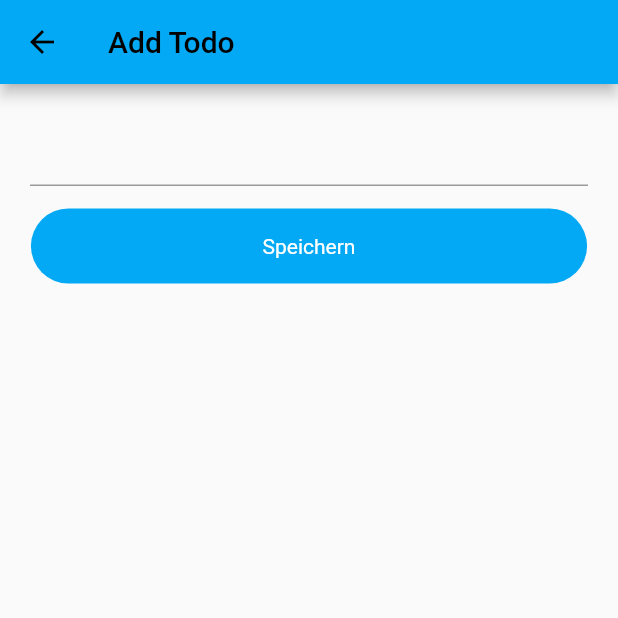
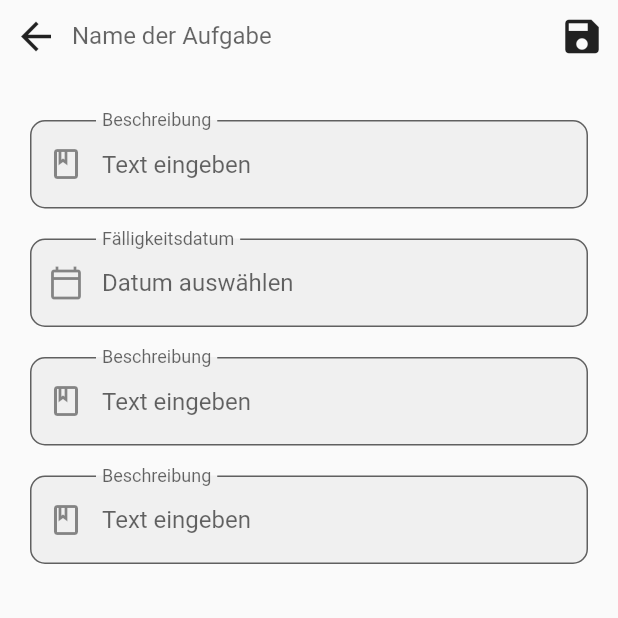
Before and after one commit to tiptr/LearnBuddy, a Flutter app: the TaskAddScreen screen opened directly, on a phone screen of 412 x 824 dp, the top half of it. Run offline on Flutter 3.47's test engine with Material 2 defaults, Android fonts, the phone set to English and light mode, and no system bars; our stand-ins replace bloc, equatable, flutter_bloc, sqflite; accounts and stored records are empty.

Commit message:
76-ui-add-task: Implementing header and 2 of 4 input fields

```diff
--- a/learning_app/lib/features/tasks/screens/task_add_screen.dart
+++ b/learning_app/lib/features/tasks/screens/task_add_screen.dart
@@ -1,53 +1,101 @@
 import 'package:flutter/material.dart';
-import 'package:flutter_bloc/flutter_bloc.dart';
-import 'package:learning_app/features/tasks/bloc/task_cubit.dart';
+import 'package:learning_app/features/tasks/widgets/task_add_app_bar.dart';
 
-class TaskAddScreen extends StatelessWidget {
-  TaskAddScreen({Key? key}) : super(key: key);
+class TaskAddScreen extends StatefulWidget {
+  const TaskAddScreen({Key? key}) : super(key: key);
 
-  // Controller that handles text input events and state
-  final _controller = TextEditingController();
+  @override
+  State<TaskAddScreen> createState() => _TaskAddScreenState();
+}
+
+class _TaskAddScreenState extends State<TaskAddScreen> {
+  final _nameController = TextEditingController();
+
+  DateTime? selectedDate;
 
   @override
   Widget build(BuildContext context) {
     return Scaffold(
-      appBar: AppBar(
-        title: const Text("Add Todo"),
-      ),
-      body: Container(
-        margin: const EdgeInsets.all(20.0),
-        child: Column(
-          children: [
-            TextField(
-              controller: _controller,
-            ),
-            const SizedBox(height: 15.0),
-            InkWell(
-              onTap: () => {
-                BlocProvider.of<TaskCubit>(context)
-                    .createTask(_controller.text)
-                    .whenComplete(() => Navigator.pop(context))
-              },
-              child: _submitButtonWidget(context),
-            ),
-          ],
+      appBar: CustomAppBar(textController: _nameController),
+      body: SingleChildScrollView(
+        child: Container(
+          margin: const EdgeInsets.all(20.0),
+          child: Column(
+            children: [
+              _generateTextField(context: context),
+              const SizedBox(height: 20.0),
+              _generateDateField(
+                selectedDate: selectedDate,
+                context: context,
+                onSelect: (DateTime datetime) {
+                  setState(() {
+                    selectedDate = datetime;
+                  });
+                },
+              ),
+              const SizedBox(height: 20.0),
+              _generateTextField(context: context),
+              const SizedBox(height: 20.0),
+              _generateTextField(context: context),
+            ],
+          ),
         ),
       ),
     );
   }
 
-  Widget _submitButtonWidget(BuildContext context) {
-    return Ink(
-      width: MediaQuery.of(context).size.width * 0.9,
-      height: 50.0,
-      decoration: BoxDecoration(
-        color: Theme.of(context).primaryColor,
-        borderRadius: BorderRadius.circular(25.0),
+  Widget _generateTextField({required BuildContext context}) {
+    return TextField(
+      decoration: InputDecoration(
+        border: OutlineInputBorder(
+          borderRadius: BorderRadius.circular(10.0),
+          borderSide: BorderSide(color: Theme.of(context).colorScheme.primary),
+        ),
+        floatingLabelBehavior: FloatingLabelBehavior.always,
+        filled: true,
+        prefixIcon: const Icon(Icons.book_outlined),
+        label: const Text("Beschreibung"),
+        hintText: "Text eingeben",
       ),
-      child: const Center(
-        child: Text(
-          "Speichern",
-          style: TextStyle(color: Colors.white),
+    );
+  }
+
+  Widget _generateDateField({
+    required DateTime? selectedDate,
+    required BuildContext context,
+    required Function onSelect,
+  }) {
+    var now = DateTime.now();
+    var firstDate = DateTime(now.year - 50, now.month, now.day);
+    var lastDate = DateTime(now.year + 50, now.month, now.day);
+
+    return GestureDetector(
+      onTap: () {
+        showDatePicker(
+          context: context,
+          initialDate: now,
+          firstDate: firstDate,
+          lastDate: lastDate,
+        ).then((DateTime? picked) {
+          if (picked != null) onSelect(picked);
+        });
+      },
+      child: AbsorbPointer(
+        child: TextField(
+          decoration: InputDecoration(
+            border: OutlineInputBorder(
+              borderRadius: BorderRadius.circular(10.0),
+              borderSide:
+                  BorderSide(color: Theme.of(context).colorScheme.primary),
+            ),
+            floatingLabelBehavior: FloatingLabelBehavior.always,
+            filled: true,
+            prefixIcon: const Icon(Icons.calendar_today_outlined),
+            label: const Text("Fälligkeitsdatum"),
+            hintText: selectedDate == null
+                ? "Datum auswählen"
+                : selectedDate.toString(),
+          ),
         ),
       ),
     );
--- a/learning_app/lib/features/tasks/screens/task_screen.dart
+++ b/learning_app/lib/features/tasks/screens/task_screen.dart
@@ -23,6 +23,7 @@ class TaskScreen extends StatelessWidget {
         ),
       ),
       floatingActionButton: FloatingActionButton(
+        heroTag: "NavigateToTaskAddScreen",
         onPressed: () => Navigator.push(
           context,
           MaterialPageRoute(
--- /dev/null
+++ b/learning_app/lib/features/tasks/widgets/task_add_app_bar.dart
@@ -0,0 +1,54 @@
+import 'package:flutter/material.dart';
+import 'package:flutter_bloc/flutter_bloc.dart';
+import 'package:learning_app/features/tasks/bloc/task_cubit.dart';
+
+class CustomAppBar extends StatelessWidget implements PreferredSizeWidget {
+  final TextEditingController textController;
+
+  const CustomAppBar({Key? key, required this.textController})
+      : super(key: key);
+
+  @override
+  Widget build(BuildContext context) {
+    return SafeArea(
+      child: Column(
+        children: <Widget>[
+          Row(
+            mainAxisSize: MainAxisSize.max,
+            mainAxisAlignment: MainAxisAlignment.spaceBetween,
+            children: <Widget>[
+              IconButton(
+                onPressed: () {
+                  Navigator.pop(context);
+                },
+                icon: const Icon(Icons.arrow_back),
+                iconSize: 30,
+              ),
+              Expanded(
+                child: TextField(
+                  decoration: const InputDecoration.collapsed(
+                    hintText: 'Name der Aufgabe',
+                    border: InputBorder.none,
+                  ),
+                  controller: textController,
+                ),
+              ),
+              IconButton(
+                onPressed: () {
+                  BlocProvider.of<TaskCubit>(context)
+                      .createTask(textController.text)
+                      .whenComplete(() => Navigator.pop(context));
+                },
+                icon: const Icon(Icons.save),
+                iconSize: 30,
+              ),
+            ],
+          ),
+        ],
+      ),
+    );
+  }
+
+  @override
+  Size get preferredSize => const Size.fromHeight(60);
+}
--- a/learning_app/lib/main.dart
+++ b/learning_app/lib/main.dart
@@ -36,7 +36,7 @@ class MyApp extends StatelessWidget {
     return MaterialApp(
       title: 'Lernbuddy',
       theme: ThemeData(
-        primarySwatch: Colors.lightBlue,
+        primarySwatch: null,
       ),
       home: const MyHomePage(),
     );
```
